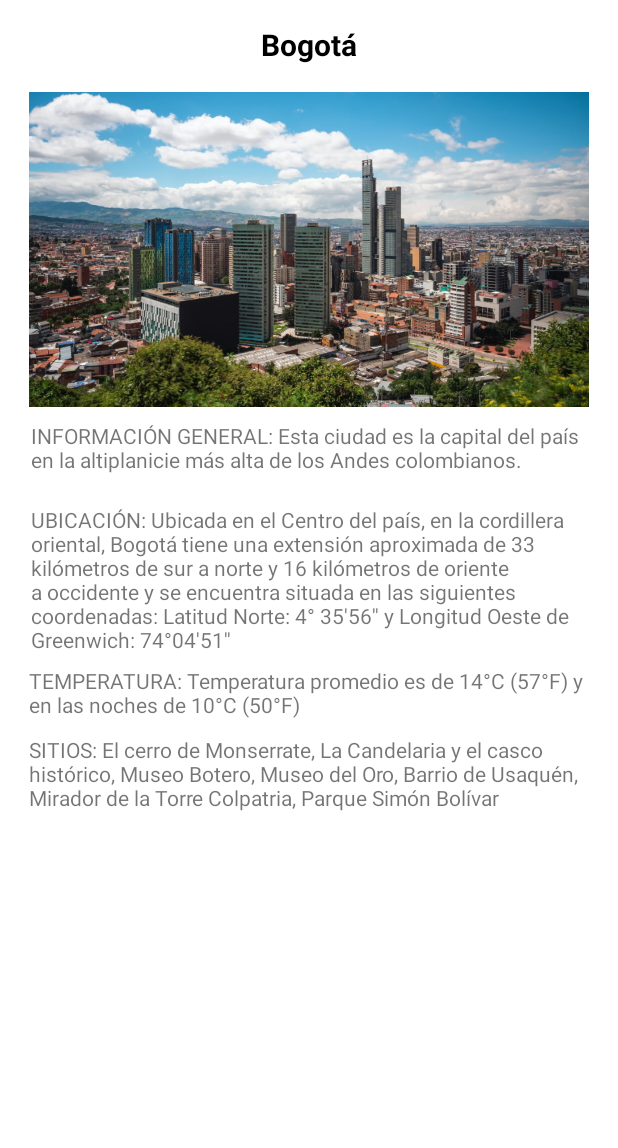
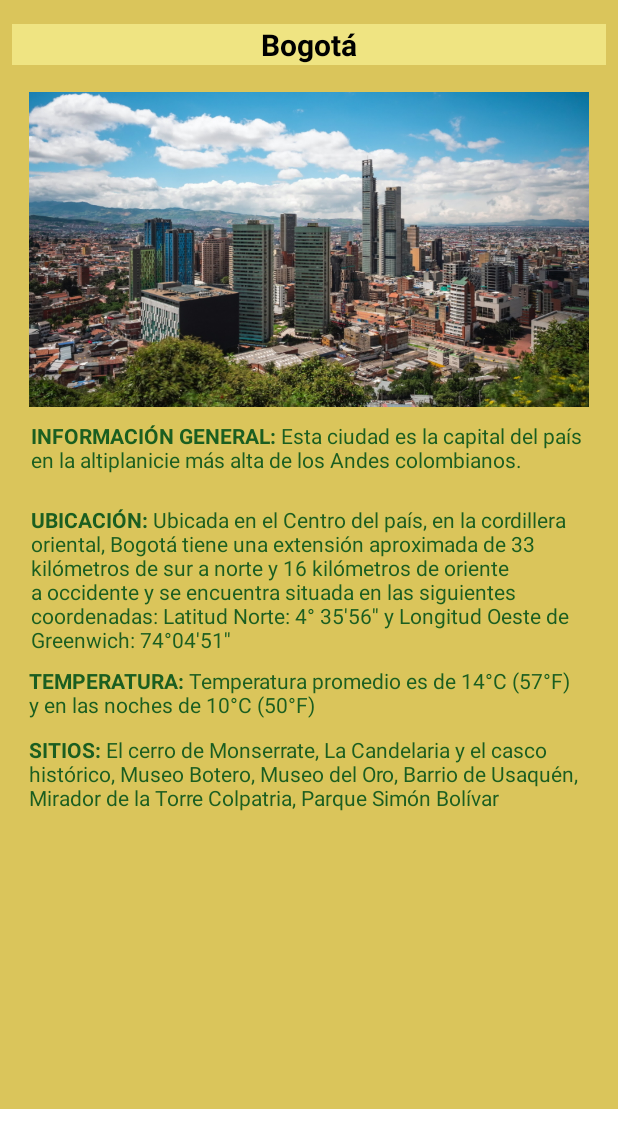
Before and after one commit to J-A-R-V-I-S-cicle-4/Programacion-movil, an Android app: the layout activity_main.xml on its own in the app's theme, with its tools: preview values and no code run, on a phone screen of 412 x 824 dp. Shown: the top 1148 px of the screen. Run offline under Robolectric (Android 15) with nearby library versions, the phone set to English and light mode, and no system bars.

Commit message:
Colores al fondo del layout, se agrega idioma ingles a la aplicación.

```diff
--- a/app/src/main/res/layout/activity_main.xml
+++ b/app/src/main/res/layout/activity_main.xml
@@ -9,6 +9,7 @@
     <androidx.constraintlayout.widget.ConstraintLayout
         android:layout_width="match_parent"
         android:layout_height="wrap_content"
+        android:background="#DAC55B"
         tools:context=".MainActivity">
 
         <TextView
@@ -19,6 +20,7 @@
             android:layout_marginTop="16dp"
             android:layout_marginEnd="8dp"
             android:layout_marginBottom="696dp"
+            android:background="#EFE482"
             android:text="@string/bogota"
             android:textAlignment="center"
             android:textColor="@color/black"
@@ -46,6 +48,7 @@
             android:layout_height="53dp"
             android:layout_marginTop="8dp"
             android:text="@string/informacion_general"
+            android:textColor="#1B5E20"
             app:layout_constraintEnd_toEndOf="parent"
             app:layout_constraintStart_toStartOf="parent"
             app:layout_constraintTop_toBottomOf="@+id/imageView4" />
@@ -57,6 +60,7 @@
             android:layout_marginTop="56dp"
             android:text="@string/ubicacion"
             android:textAlignment="textStart"
+            android:textColor="#1B5E20"
             app:layout_constraintEnd_toEndOf="parent"
             app:layout_constraintHorizontal_bias="0.0"
             app:layout_constraintStart_toStartOf="@+id/textView2"
@@ -68,6 +72,7 @@
             android:layout_height="42dp"
             android:layout_marginTop="4dp"
             android:text="@string/temperatura"
+            android:textColor="#1B5E20"
             app:layout_constraintEnd_toEndOf="parent"
             app:layout_constraintHorizontal_bias="0.463"
             app:layout_constraintStart_toStartOf="parent"
@@ -79,6 +84,7 @@
             android:layout_height="51dp"
             android:layout_marginTop="4dp"
             android:text="@string/sitios_recomendados"
+            android:textColor="#1B5E20"
             app:layout_constraintEnd_toEndOf="parent"
             app:layout_constraintHorizontal_bias="0.463"
             app:layout_constraintStart_toStartOf="parent"
--- a/app/src/main/res/values/strings.xml
+++ b/app/src/main/res/values/strings.xml
@@ -1,12 +1,12 @@
-<resources>
-    <string name="app_name">ColombiaPlacesToBe</string>
+<resources xmlns:tools="http://schemas.android.com/tools">
+    <string name="app_name" translatable="false">ColombiaPlacesToBe</string>
     <string name="bogota">Bogotá</string>
-    <string name="informacion_general">INFORMACIÓN GENERAL: Esta ciudad es la capital del país en la altiplanicie más alta de los Andes colombianos.</string>
-    <string name="ubicacion">UBICACIÓN: Ubicada en el Centro del país, en la cordillera oriental, Bogotá tiene una extensión aproximada de 33 kilómetros de sur a norte y 16 kilómetros de oriente a occidente y se encuentra situada en las siguientes coordenadas: Latitud Norte: 4° 35\'56\'\' y Longitud Oeste de Greenwich: 74°04\'51\'\'</string>
-    <string name="temperatura">TEMPERATURA: Temperatura promedio es de 14°C (57°F) y en las noches de 10°C (50°F)</string>
-    <string name="sitios_recomendados">SITIOS: El cerro de Monserrate, La Candelaria y el casco histórico, Museo Botero, Museo del Oro, Barrio de Usaquén, Mirador de la Torre Colpatria, Parque Simón Bolívar</string>
+    <string name="informacion_general"><b>INFORMACIÓN GENERAL:</b> Esta ciudad es la capital del país en la altiplanicie más alta de los Andes colombianos.</string>
+    <string name="ubicacion"><b>UBICACIÓN:</b> Ubicada en el Centro del país, en la cordillera oriental, Bogotá tiene una extensión aproximada de 33 kilómetros de sur a norte y 16 kilómetros de oriente a occidente y se encuentra situada en las siguientes coordenadas: Latitud Norte: 4° 35\'56\'\' y Longitud Oeste de Greenwich: 74°04\'51\'\'</string>
+    <string name="temperatura"><b>TEMPERATURA:</b> Temperatura promedio es de 14°C (57°F) y en las noches de 10°C (50°F)</string>
+    <string name="sitios_recomendados"><b>SITIOS:</b> El cerro de Monserrate, La Candelaria y el casco histórico, Museo Botero, Museo del Oro, Barrio de Usaquén, Mirador de la Torre Colpatria, Parque Simón Bolívar</string>
     <string name="content_description">Ciudad de Bogotá</string>
-    <string name="zipaquira">Zipaquirá</string>
+    <string name="zipaquira" tools:ignore="MissingTranslation">Zipaquirá</string>
     <string name="zipaquira_description">Imagen de Zipaquirá</string>
     <string name="ubicacion_zipa">UBICACIÓN: Ubicado en el departamento de Cundinamarca, en la provincia de Sabana Centro, de la que es la capital y sede de su diócesis. Se encuentra a 29 km de Bogotá, y hace parte de su área metropolitana, 450 km de Medellín y a 117 km de Tunja.</string>
     <string name="info_zipa">INFORMACIÓN GENERAL: Conocida por su Catedral de Sal  y su cultura indígena.</string>
@@ -26,9 +26,12 @@
     <string name="sitios_girardot">SITIOS: Piscilago, Catedral de Girardot, Parque de la Locomotora, Aventura Colombiana</string>
     <string name="girardot_description">Imagen de Girardot</string>
     <string name="villa_de_leyva">Villa de Leyva</string>
-    <string name="informacion_villa">INFORMACIÓN GENERAL: Municipio conocido por su arquitctura colonial, los varios paisajes que lo conforman y sus reconocidos festivales.</string>
+    <string name="informacion_villa">INFORMACIÓN GENERAL: Municipio conocido por su arquitectura colonial, los varios paisajes que lo conforman y sus reconocidos festivales.</string>
     <string name="ubicacion_villa">UBICACIÓN: Ubicado en la provincia de Ricaurte del departamento de Boyacá. Está ubicado a 40 km al occidente de Tunja, capital del departamento, y a 165 km de Bogotá,</string>
     <string name="temperatura_villa">TEMPERATURA: La temperatura generalmente varía de 10 °C a 22 °C y rara vez baja a menos de 5 °C o sube a más de 24 °C.</string>
     <string name="sitios_villa">SITIOS: Casa de Terracota, Plaza Mayor, Museo El Fósil, Casa Muse Antonio Nariño.</string>
     <string name="villa_description">Imgen de Villa de Leyva</string>
+    <string name="registro">Registro de un POI</string>
+    <string name="registrar">Registrar POI</string>
+    <string name="nombre">Nombre:</string>
 </resources>
```
Also changed, not shown: app/src/main/AndroidManifest.xml (+8 -4 lines).
